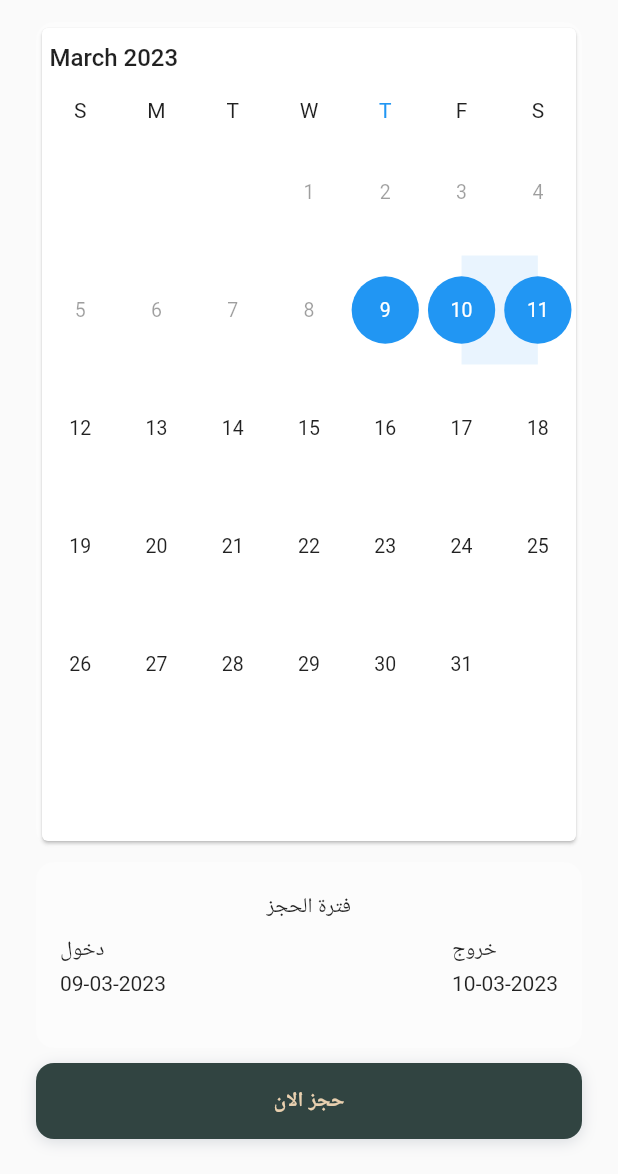
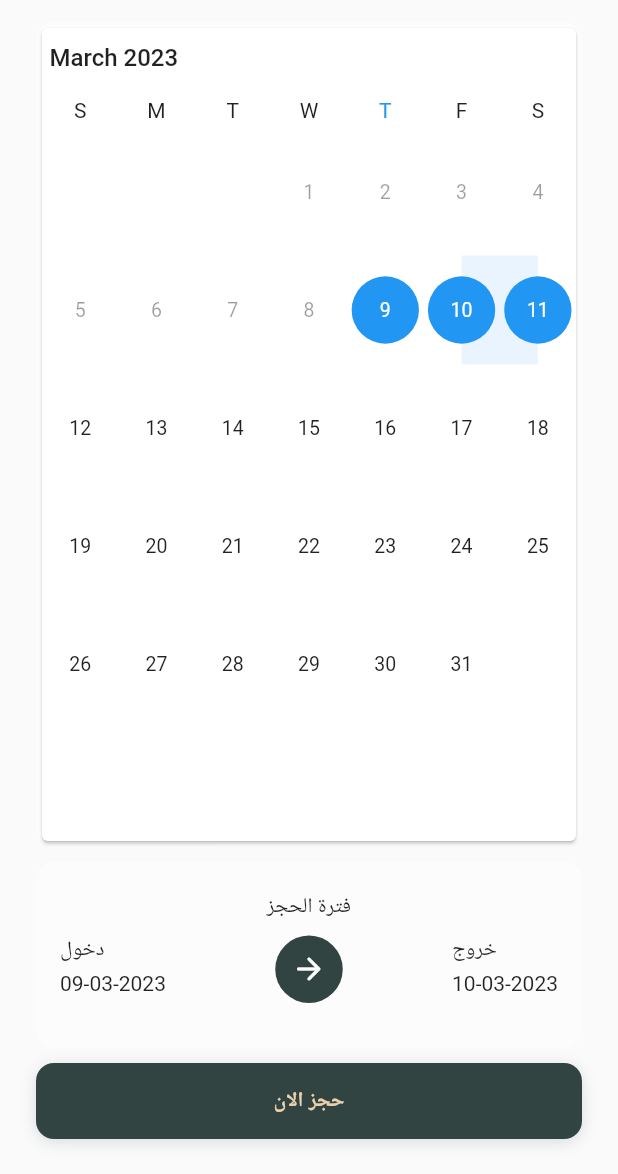
Before and after one commit to Aadnanamer/booking, a Flutter app: the BookingScreen screen opened directly with empty values, on a phone screen of 412 x 824 dp, the part 62-1236 px from its top. Run offline on Flutter 3.47's test engine with Material 2 defaults, Android fonts, the light colour scheme and no system bars; drawn by our look-alikes of syncfusion_flutter_datepicker; our stand-ins replace curved_navigation_bar, firebase_auth, firebase_core, firebase_messaging, flutter_easyloading, flutter_screenutil and 6 more; missing offline and left inert: art_sweetalert, drop_down_list, flutter_neat_and_clean_calendar, flutter_tab_indicator_styler, shared_preferences_web; accounts and stored records are empty; network calls fail.

Commit message:
Fix LIST RESEVITION

```diff
--- a/lib/pages/USER/booking_screen.dart
+++ b/lib/pages/USER/booking_screen.dart
@@ -1,8 +1,9 @@
 import 'dart:convert';
 import 'package:art_sweetalert/art_sweetalert.dart';
-import 'package:booking/auth/home.dart';
+
 import 'package:flutter/material.dart';
 import 'package:flutter/scheduler.dart';
+
 import 'package:intl/intl.dart';
 import 'package:shared_preferences/shared_preferences.dart';
 import 'package:syncfusion_flutter_datepicker/datepicker.dart';
@@ -347,10 +348,13 @@ class BookingStat extends State<BookingScreen>  {
                             width: 45.0,
                             height: 45.0,
                             decoration: BoxDecoration(
-
+                              color: Constants.primaryColor,
                               shape: BoxShape.circle,
                             ),
-
+                            child: Icon(
+                                Icons.arrow_forward_rounded,
+                              color: Colors.white,
+                            ),
                           ),
                           Column(
                             crossAxisAlignment: CrossAxisAlignment.start,
```
Also changed, not shown: lib/pages/ADMIN/booking_screen_admin.dart (+6 -1 lines).
